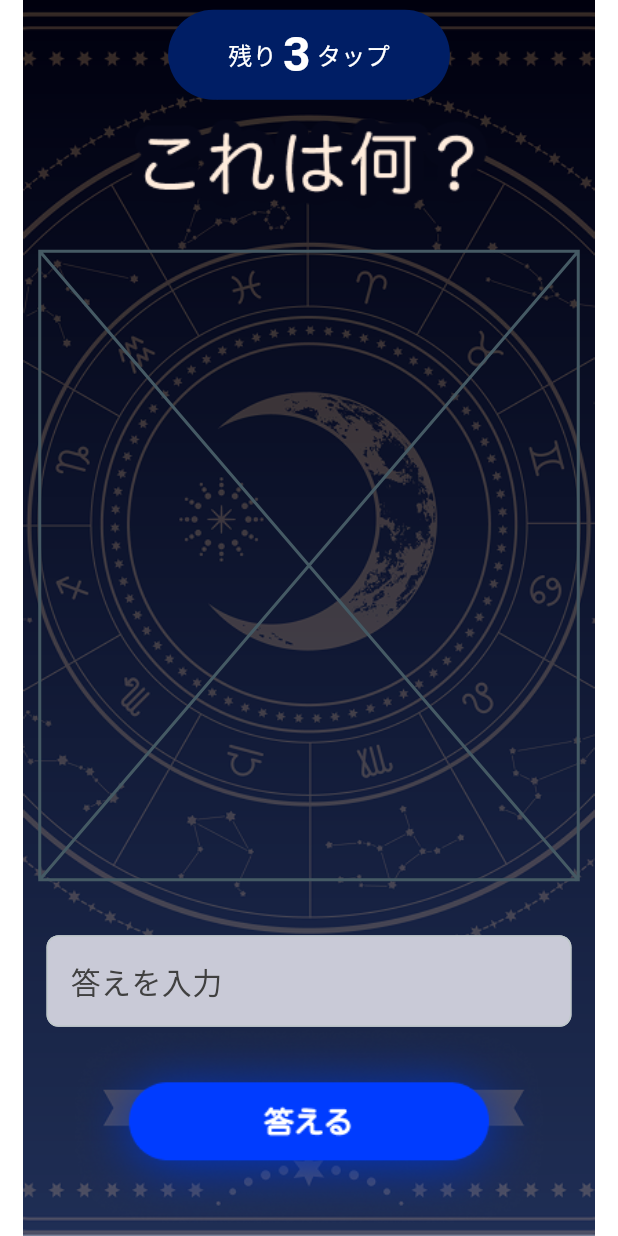
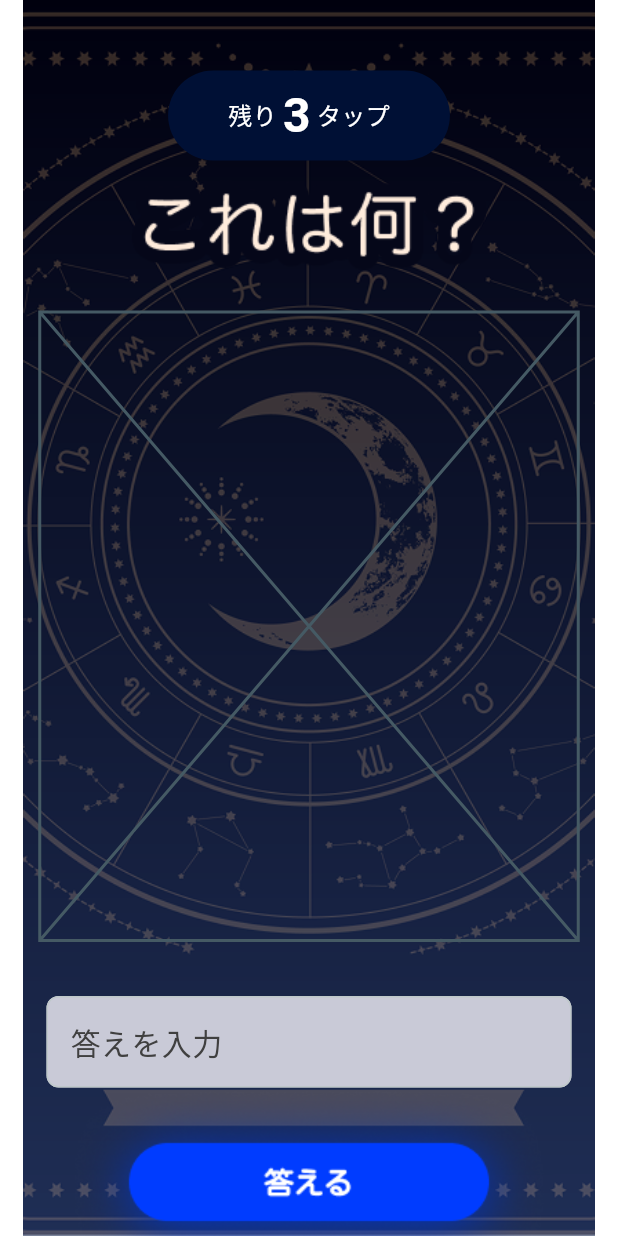
Before and after one commit to MIYAMOTO0610/galleria_ai_hackathon_2025, a Flutter app: the GamePage screen opened directly, on a phone screen of 412 x 824 dp. Run offline on Flutter 3.47's test engine with Material 3 defaults, Android fonts, the phone set to English and light mode, and no system bars; our stand-ins replace flutter_riverpod; Roboto replaces fonts that are missing (Hiragino Maru Gothic ProN).

Commit message:
feat: ゲーム画面UI完成

```diff
--- a/lib/presentation/pages/game/game_page.dart
+++ b/lib/presentation/pages/game/game_page.dart
@@ -10,9 +10,10 @@ class GamePage extends StatelessWidget {
   Widget build(BuildContext context) {
     return AppScaffold(
       background: Assets.images.game.bg.image(),
+      child: SingleChildScrollView(
         child: Column(
-        mainAxisAlignment: MainAxisAlignment.center,
           children: [
+            const SizedBox(height: 47),
             _CountDown(),
             SizedBox(height: 8),
             _Question(),
@@ -22,6 +23,7 @@ class GamePage extends StatelessWidget {
             _AnswerField(),
             _AnswerButton(),
           ],
+        ),
       ),
     );
   }
@@ -36,7 +38,7 @@ class _CountDown extends StatelessWidget {
       height: 60,
       padding: const EdgeInsets.symmetric(horizontal: 40, vertical: 6),
       decoration: BoxDecoration(
-        color: const Color(0xFF001E65),
+        color: const Color(0xff001035),
         borderRadius: BorderRadius.circular(1000),
       ),
       child: Row(
--- a/lib/presentation/widgets/app_scaffold.dart
+++ b/lib/presentation/widgets/app_scaffold.dart
@@ -14,6 +14,7 @@ class AppScaffold extends StatelessWidget {
       ),
       child: SafeArea(
         child: Scaffold(
+          resizeToAvoidBottomInset: true,
           backgroundColor: Colors.transparent,
           body: Center(child: child),
         ),
```
Lines whose indentation alone changed are shown as unchanged.
